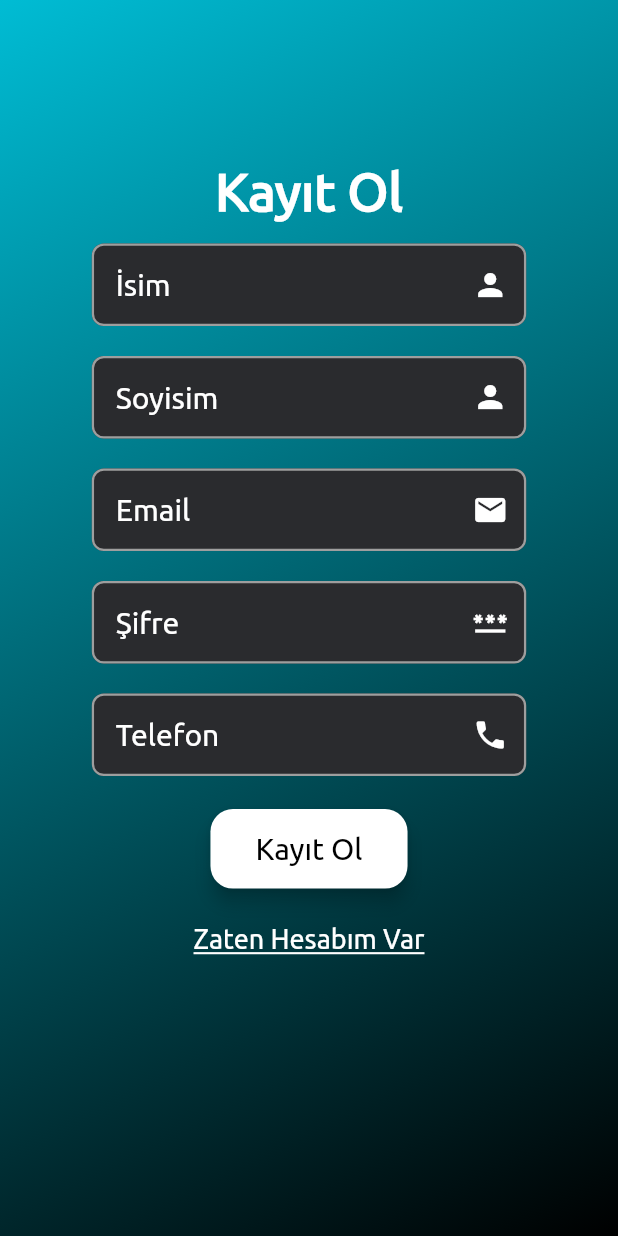
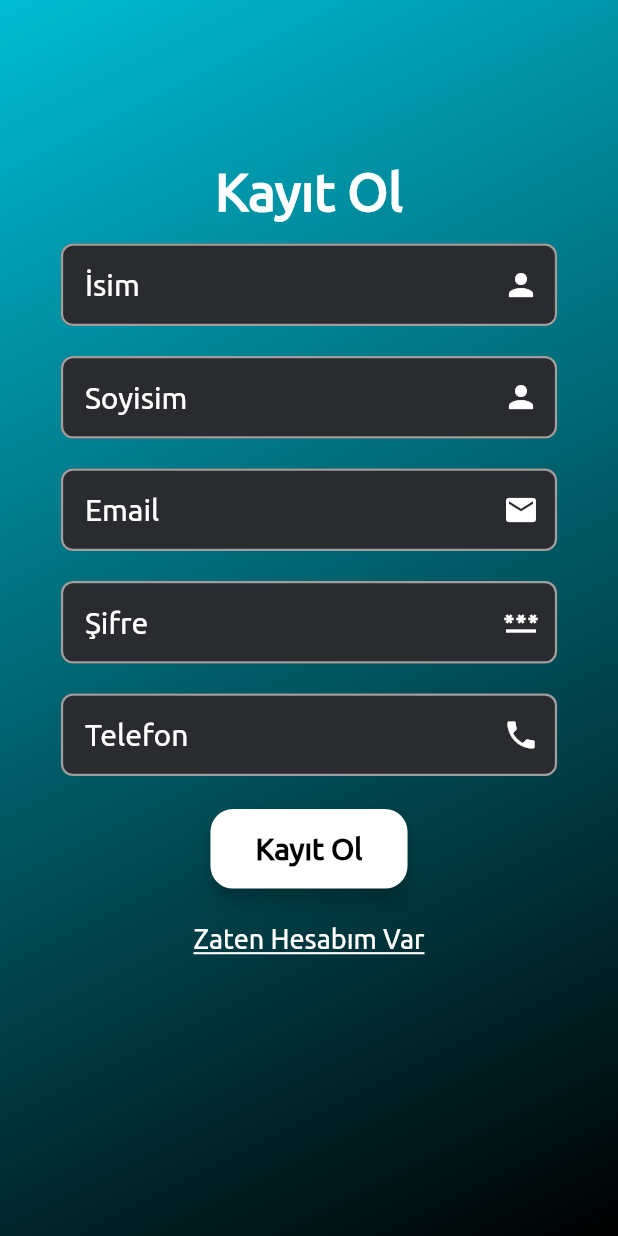
Before and after one commit to Spexso/CSE343-Online-Library-System, a Flutter app: the screen it shows after launch, after a tap on "Kayıt Ol", on a phone screen of 412 x 824 dp. Run offline on Flutter 3.47's test engine with Material 2 defaults, Android fonts, the phone set to English and light mode, and no system bars; our stand-ins replace flutter_dotenv, google_nav_bar; network calls fail.

Commit message:
design updated on login and signup page

```diff
--- a/mobile/lib/pages/login_page.dart
+++ b/mobile/lib/pages/login_page.dart
@@ -72,7 +72,7 @@ class _LoginPageState extends State<LoginPage> {
         child: Center(
           child: Container(
             height: MediaQuery.of(context).size.height / 5 * 3,
-            width: MediaQuery.of(context).size.width / 5 * 4,
+            width: MediaQuery.of(context).size.width / 5 * 4.50,
             padding: const EdgeInsets.all(20),
             decoration: BoxDecoration(
               borderRadius: BorderRadius.circular(10),
@@ -116,7 +116,8 @@ class _LoginPageState extends State<LoginPage> {
                       ),
                       hintText: "Email",
                       border: OutlineInputBorder(
-                          borderRadius: BorderRadius.circular(10)),
+                          borderRadius: BorderRadius.circular(10)
+                      ),
                     ),
                   ),
                 ),
@@ -167,23 +168,6 @@ class _LoginPageState extends State<LoginPage> {
                         )
                       ],
                     ),
-                    TextButton(
-                        onPressed: () => {
-                              Navigator.push(
-                                context,
-                                MaterialPageRoute(
-                                    builder: (context) =>
-                                        const ForgotPassword()),
-                              )
-                            },
-                        child: const Text(
-                          'Şifremi Unuttum',
-                          textAlign: TextAlign.end,
-                          style: TextStyle(
-                              color: Colors.white,
-                              decoration: TextDecoration.underline,
-                              fontFamily: 'Ubuntu'),
-                        )),
                   ],
                 ),
                 Center(
@@ -222,7 +206,8 @@ class _LoginPageState extends State<LoginPage> {
                             style: TextStyle(
                                 fontSize: 20,
                                 color: Colors.black,
-                                fontFamily: 'Ubuntu'),
+                                fontFamily: 'Ubuntu',
+                                fontWeight: FontWeight.bold),
                           )),
                       TextButton(
                           onPressed: () => {
@@ -237,7 +222,10 @@ class _LoginPageState extends State<LoginPage> {
                                   decoration: TextDecoration.underline,
                                   color: Colors.white,
                                   fontSize: 18,
-                                  fontFamily: 'Ubuntu')))
+                                  fontFamily: 'Ubuntu',
+                              )
+                          )
+                      )
                     ],
                   ),
                 )
@@ -322,7 +310,8 @@ class CustomTitle extends StatelessWidget {
             fontWeight: FontWeight.bold,
             fontSize: 35,
             color: Colors.white,
-            fontFamily: 'Ubuntu'),
+            fontFamily: 'Ubuntu',
+        ),
       ),
     );
   }
--- a/mobile/lib/pages/sign_up.dart
+++ b/mobile/lib/pages/sign_up.dart
@@ -85,7 +85,7 @@ class _SignUpPageState extends State<SignUpPage> {
         child: SingleChildScrollView(
           child: Container(
             height: MediaQuery.of(context).size.height / 40 * 32,
-            width: MediaQuery.of(context).size.width / 5 * 4,
+            width: MediaQuery.of(context).size.width / 5 * 4.50,
             padding: const EdgeInsets.all(20),
             decoration: BoxDecoration(
               borderRadius: BorderRadius.circular(10),
@@ -291,7 +291,9 @@ class _SignUpPageState extends State<SignUpPage> {
                             style: TextStyle(
                                 fontSize: 20,
                                 color: Colors.black,
-                                fontFamily: 'Ubuntu'),
+                                fontFamily: 'Ubuntu',
+                                fontWeight: FontWeight.bold
+                            ),
                           )),
                     ),
                     TextButton(
```
